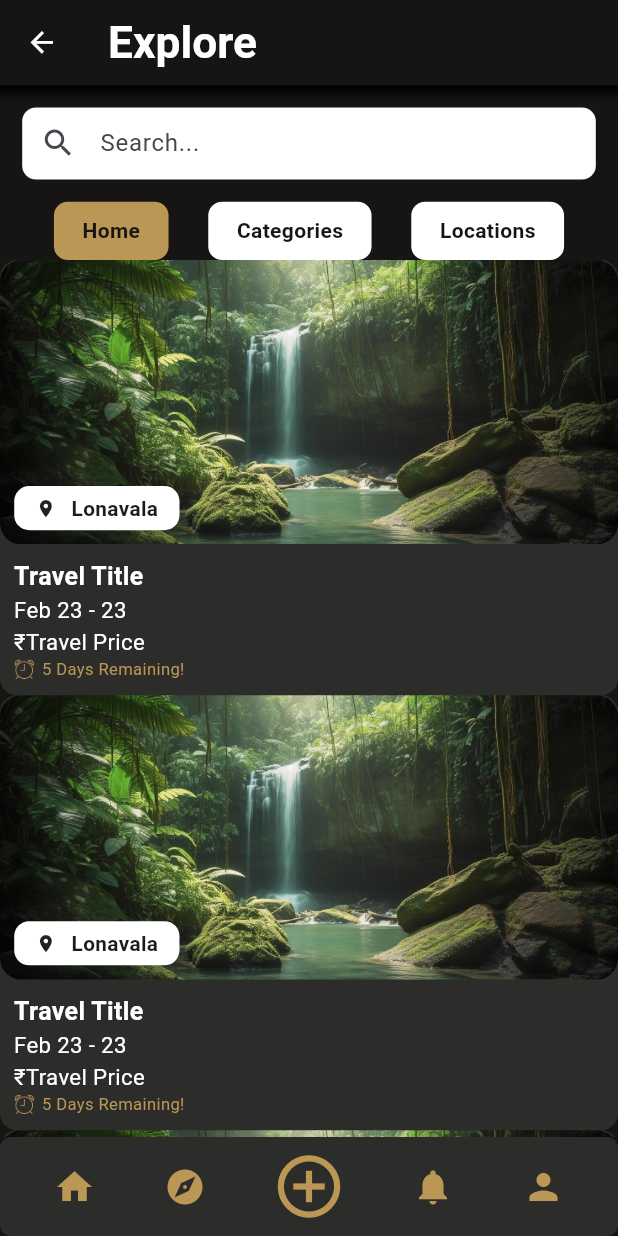
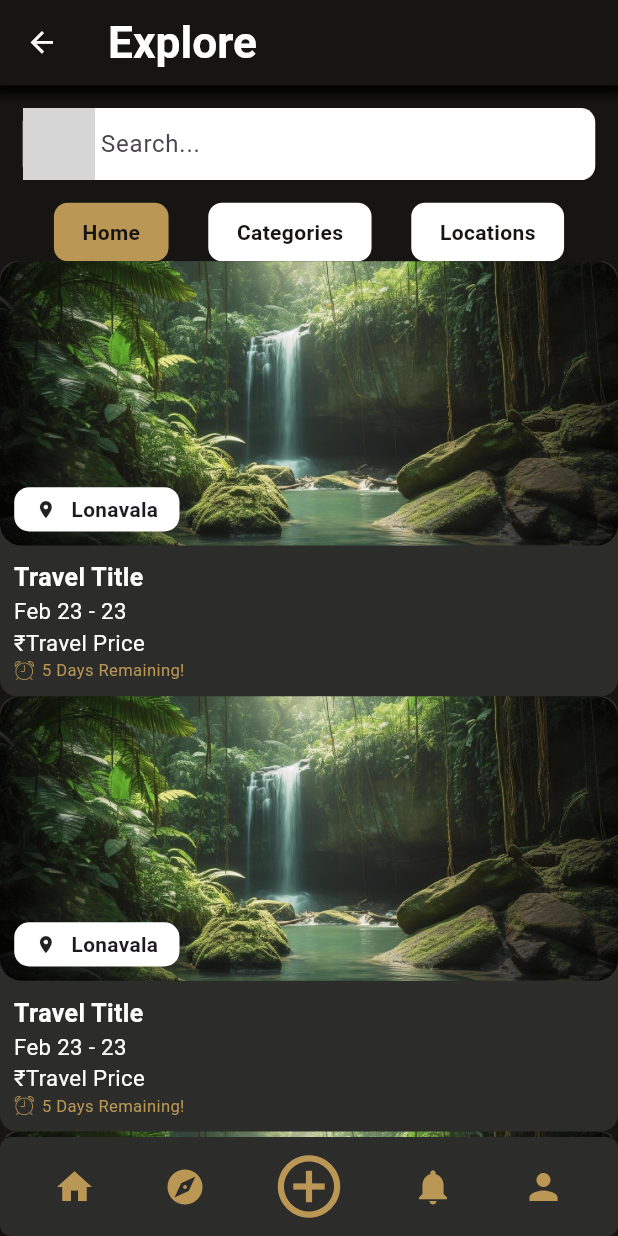
Before and after one commit to Pinnacle01/pinnacle, a Flutter app: the ExploreHome screen opened directly, on a phone screen of 412 x 824 dp. Run offline on Flutter 3.47's test engine with Material 3 defaults, Android fonts, the phone set to English and light mode, and no system bars; our stand-ins replace flutter_svg, go_router; grey boxes are pictures that could not be loaded.

Commit message:
Add search icon SVG asset

```diff
--- a/lib/framework/constants/asset_path.dart
+++ b/lib/framework/constants/asset_path.dart
@@ -15,4 +15,5 @@ class AssetPath {
   static String get leftButtonIcon => 'assets/icons/left_button_icon.svg';
   static String get alarmIcon => 'assets/icons/alarm_icon.png';
   static String get plusIcon => 'assets/icons/plus_icon.png';
+  static String get searchIcon => 'assets/icons/search_icon.png';
 }
--- a/lib/framework/widgets/search_bar.dart
+++ b/lib/framework/widgets/search_bar.dart
@@ -1,7 +1,9 @@
 import 'package:flutter/material.dart';
+import 'package:pinnacle_main/framework/constants/asset_path.dart';
 import 'package:pinnacle_main/framework/constants/color.dart';
 import 'package:pinnacle_main/framework/constants/size.dart';
 import 'package:pinnacle_main/framework/digital/sizer.dart';
+import 'package:pinnacle_main/framework/uikit/icon_widget.dart';
 
 class SearchBarWidget extends StatelessWidget {
   final TextEditingController controller;
@@ -16,20 +18,23 @@ class SearchBarWidget extends StatelessWidget {
   @override
   Widget build(BuildContext context) {
     return Padding(
-      padding: EdgeInsets.all(Sizes.size16.sp),
+      padding: EdgeInsets.all(Sizes.size16.dp),
       child: TextField(
         controller: controller,
         onChanged: onChanged,
         decoration: InputDecoration(
           hintText: 'Search...',
-          prefixIcon: const Icon(Icons.search),
+          prefixIcon: IconWidget(
+            path: AssetPath.searchIcon,
+            size: Sizes.size24.sp,
+          ),
           border: OutlineInputBorder(
-            borderRadius: BorderRadius.circular(Sizes.size10.sp),
+            borderRadius: BorderRadius.circular(Sizes.size10.dp),
             borderSide: BorderSide.none,
           ),
           filled: true,
           fillColor: CustomColors.mainTextColor,
-          contentPadding: EdgeInsets.symmetric(vertical: Sizes.size10.sp),
+          contentPadding: EdgeInsets.symmetric(vertical: Sizes.size10.dp),
         ),
       ),
     );
--- a/lib/main.dart
+++ b/lib/main.dart
@@ -2,7 +2,6 @@ import 'package:flutter/foundation.dart';
 import 'package:flutter/material.dart';
 import 'package:flutter/services.dart';
 import 'package:go_router/go_router.dart';
-import 'package:pinnacle_main/explore_pages/explore_home/view/explore_home.dart';
 import 'package:pinnacle_main/framework/digital/device.dart';
 import 'package:pinnacle_main/framework_demo.dart';
 import 'package:pinnacle_main/home.dart';
@@ -16,6 +15,8 @@ void main() {
   return runApp(const MyApp());
 }
 
+TextEditingController controller = TextEditingController();
+
 final _router = GoRouter(
   initialLocation: '/',
   routes: [
@@ -28,13 +29,6 @@ final _router = GoRouter(
           path: 'component',
           builder: (BuildContext context, GoRouterState state) {
             return const FrameworkDemo();
-          },
-        ),
-
-        GoRoute(
-          path: 'explorePage',
-          builder: (BuildContext context, GoRouterState state) {
-            return const ExploreHome();
           },
         ),
 
```
Also changed, not shown: lib/explore_pages/explore_home/view/explore_home.dart (+0 -89 lines), assets/icons/search_icon.svg (added), 5 other files.
